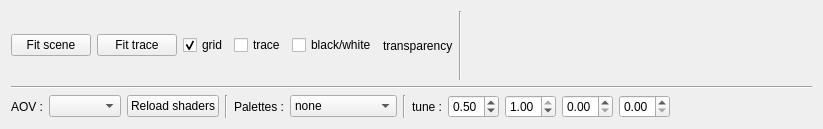
Before: the Qt Designer form applications/viewer/libViewer/Form3DToolBox.ui in T-PLAY/hub, drawn with Qt 5.
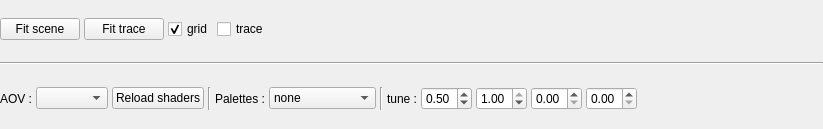
After: the same form once the commit is applied.

Patch:
```diff
--- a/applications/viewer/libViewer/Form3DToolBox.ui
+++ b/applications/viewer/libViewer/Form3DToolBox.ui
@@ -20,6 +20,21 @@
    <string>Form</string>
   </property>
   <layout class="QVBoxLayout" name="verticalLayout">
+   <property name="spacing">
+    <number>4</number>
+   </property>
+   <property name="leftMargin">
+    <number>0</number>
+   </property>
+   <property name="topMargin">
+    <number>0</number>
+   </property>
+   <property name="rightMargin">
+    <number>0</number>
+   </property>
+   <property name="bottomMargin">
+    <number>0</number>
+   </property>
    <item>
     <layout class="QHBoxLayout" name="horizontalLayout">
      <item>
@@ -53,27 +68,6 @@
        </property>
       </widget>
      </item>
-     <item>
-      <widget class="QCheckBox" name="checkBox">
-       <property name="text">
-        <string>black/white</string>
-       </property>
-      </widget>
-     </item>
-     <item>
-      <widget class="QLabel" name="label">
-       <property name="text">
-        <string>transparency</string>
-       </property>
-      </widget>
-     </item>
-     <item>
-      <widget class="Line" name="line">
-       <property name="orientation">
-        <enum>Qt::Vertical</enum>
-       </property>
-      </widget>
-     </item>
      <item>
       <spacer name="horizontalSpacer">
        <property name="orientation">
```
